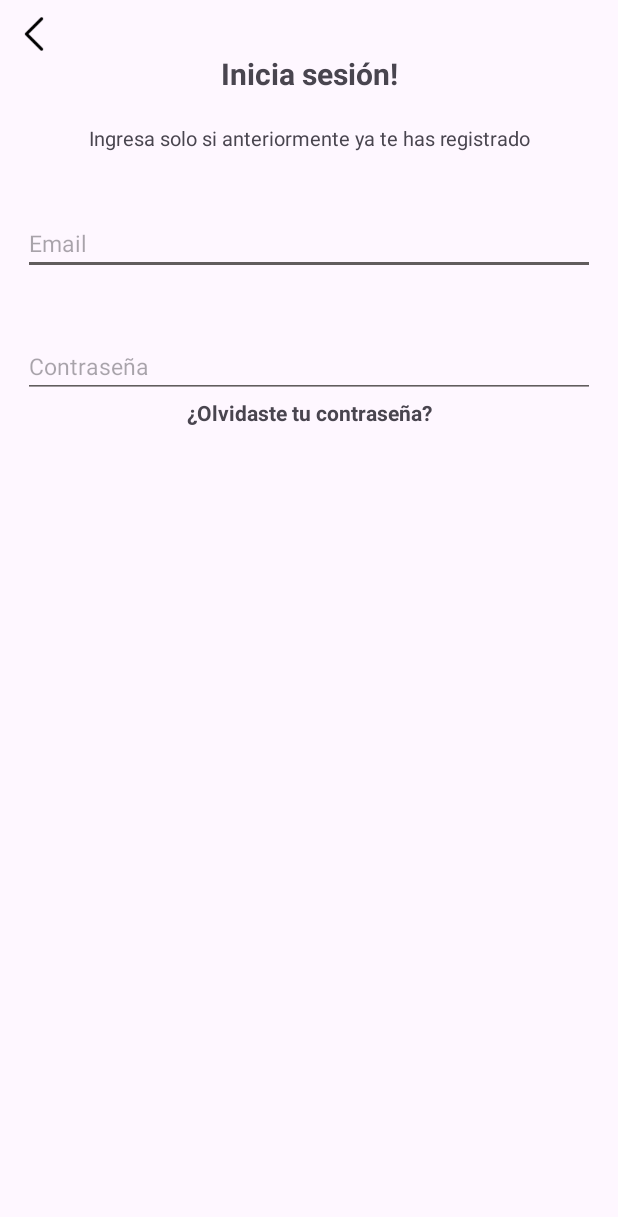
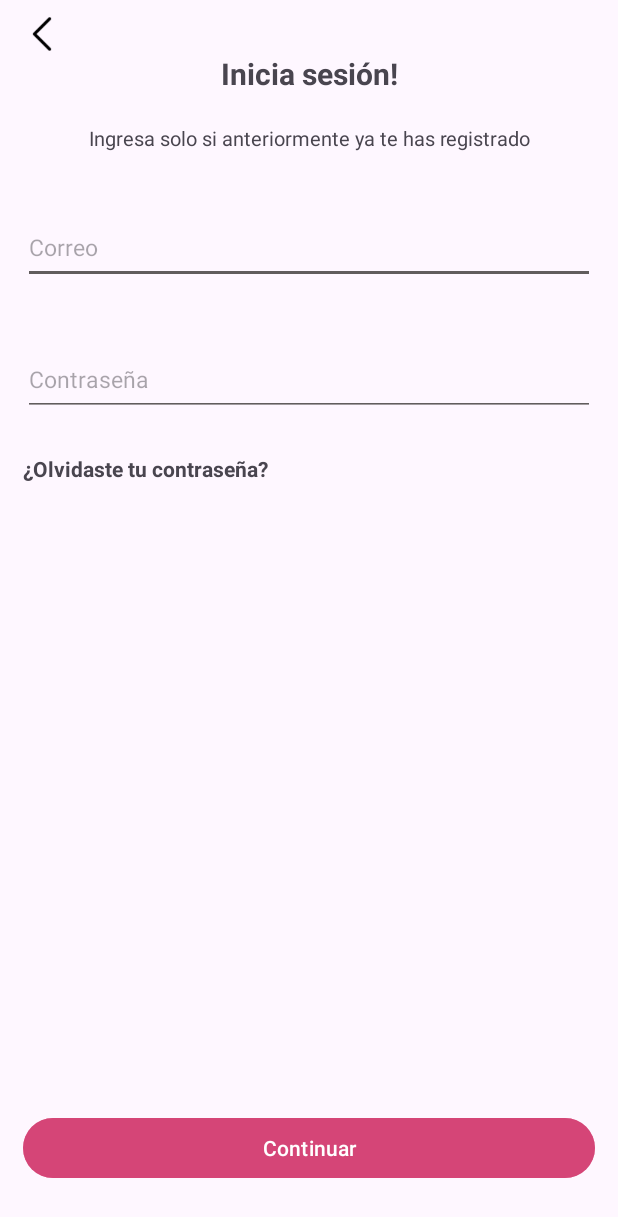
Before and after one commit to BeatrizGuadalupeDiaz/login_kotlin, an Android app: the screen it shows after launch (MainActivity), on a phone screen of 412 x 824 dp. Shown: the top 1217 px of the screen. Run offline under Robolectric (Android 15) with nearby library versions, the phone set to English and light mode, and no system bars.

Commit message:
finished desing

```diff
--- a/app/src/main/res/layout/activity_main.xml
+++ b/app/src/main/res/layout/activity_main.xml
@@ -10,22 +10,22 @@
         android:id="@+id/icon_back"
         android:layout_width="match_parent"
         android:layout_height="25dp"
-        android:layout_marginStart="10dp"
+        android:layout_marginStart="15dp"
         android:scaleType="fitStart"
         android:src="@drawable/icon_back"
+        android:layout_marginVertical="10dp"
         app:layout_constraintEnd_toEndOf="parent"
         app:layout_constraintStart_toStartOf="parent"
         app:layout_constraintTop_toTopOf="parent"
-        android:layout_marginVertical="10dp"
         />
 
     <TextView
         android:id="@+id/tv_title"
         android:layout_width="wrap_content"
         android:layout_height="wrap_content"
-        android:text="Inicia sesión!"
+        android:text="@string/title"
         android:textStyle="bold"
-        android:textSize="20dp"
+        android:textSize="20sp"
         app:layout_constraintTop_toBottomOf="@id/icon_back"
         app:layout_constraintStart_toStartOf="parent"
         app:layout_constraintEnd_toEndOf="parent"
@@ -35,55 +35,78 @@
         android:id="@+id/tv_description"
         android:layout_width="match_parent"
         android:layout_height="wrap_content"
-        android:text="Ingresa solo si anteriormente ya te has registrado"
-        android:textSize="13dp"
+        android:text="@string/indications_login"
+        android:textSize="13sp"
+        android:textAlignment="center"
+        android:layout_marginTop="20dp"
+        android:layout_marginHorizontal="15sp"
         app:layout_constraintTop_toBottomOf="@id/tv_title"
         app:layout_constraintStart_toStartOf="parent"
         app:layout_constraintEnd_toEndOf="parent"
-        android:textAlignment="center"
-        android:layout_marginTop="20dp"
         />
 
     <EditText
         android:id="@+id/et_email"
         android:layout_width="match_parent"
-        android:layout_height="wrap_content"
-        android:hint="Email"
-        android:textSize="15dp"
-        android:textAlignment="gravity"
-        android:backgroundTint="#615D5D"
+        android:layout_height="48dp"
+        android:hint="@string/email"
+        android:textSize="15sp"
+        android:layout_marginHorizontal="15dp"
+        android:layout_marginTop="40dp"
+        android:backgroundTint="@color/grey"
+        android:inputType="textEmailAddress"
         app:layout_constraintTop_toBottomOf="@id/tv_description"
         app:layout_constraintStart_toStartOf="parent"
         app:layout_constraintEnd_toEndOf="parent"
-        android:layout_marginHorizontal="15dp"
-        android:layout_marginTop="40dp"
         />
 
     <EditText
         android:id="@+id/et_password"
         android:layout_width="match_parent"
-        android:layout_height="wrap_content"
-        android:hint="Contraseña"
-        android:textSize="15dp"
-        android:textAlignment="gravity"
-        android:backgroundTint="#615D5D"
+        android:layout_height="48dp"
+        android:hint="@string/password"
+        android:textSize="15sp"
+        android:backgroundTint="@color/grey"
+        android:inputType="textPassword"
+        android:layout_marginHorizontal="15dp"
+        android:layout_marginTop="40dp"
         app:layout_constraintTop_toBottomOf="@id/et_email"
         app:layout_constraintStart_toStartOf="parent"
         app:layout_constraintEnd_toEndOf="parent"
-        android:layout_marginHorizontal="15dp"
-        android:layout_marginTop="40dp"
         />
 
     <TextView
         android:id="@+id/tv_forgot_password"
-        android:layout_width="wrap_content"
+        android:layout_width="match_parent"
         android:layout_height="wrap_content"
-        android:text="¿Olvidaste tu contraseña?"
+        android:text="@string/forgot_password"
         android:textStyle="bold"
         android:textAlignment="textStart"
+        android:layout_marginStart="15sp"
+        android:layout_marginTop="25dp"
         app:layout_constraintStart_toStartOf="parent"
         app:layout_constraintEnd_toEndOf="parent"
         app:layout_constraintTop_toBottomOf="@id/et_password"
         />
 
+    <androidx.constraintlayout.widget.Guideline
+        android:id="@+id/line1"
+        android:orientation="horizontal"
+        android:layout_width="match_parent"
+        android:layout_height="match_parent"
+        app:layout_constraintGuide_percent="0.9"
+        />
+
+    <Button
+        android:id="@+id/btn_continue"
+        android:layout_width="match_parent"
+        android:layout_height="wrap_content"
+        android:text="@string/btn_continue"
+        android:backgroundTint="@color/pink"
+        android:layout_marginHorizontal="15dp"
+        app:layout_constraintStart_toStartOf="parent"
+        app:layout_constraintEnd_toEndOf="parent"
+        app:layout_constraintTop_toBottomOf="@id/line1"
+        />
+
 </androidx.constraintlayout.widget.ConstraintLayout>
--- a/app/src/main/res/values/colors.xml
+++ b/app/src/main/res/values/colors.xml
@@ -2,4 +2,6 @@
 <resources>
     <color name="black">#FF000000</color>
     <color name="white">#FFFFFFFF</color>
+    <color name="grey">#615D5D</color>
+    <color name="pink">#ADD13268</color>
 </resources>
--- a/app/src/main/res/values/strings.xml
+++ b/app/src/main/res/values/strings.xml
@@ -1,3 +1,9 @@
 <resources>
     <string name="app_name">login</string>
+    <string name="title">Inicia sesión!</string>
+    <string name="indications_login">Ingresa solo si anteriormente ya te has registrado</string>
+    <string name="email">Correo</string>
+    <string name="password">Contraseña</string>
+    <string name="forgot_password">¿Olvidaste tu contraseña?</string>
+    <string name="btn_continue">Continuar</string>
 </resources>
```
